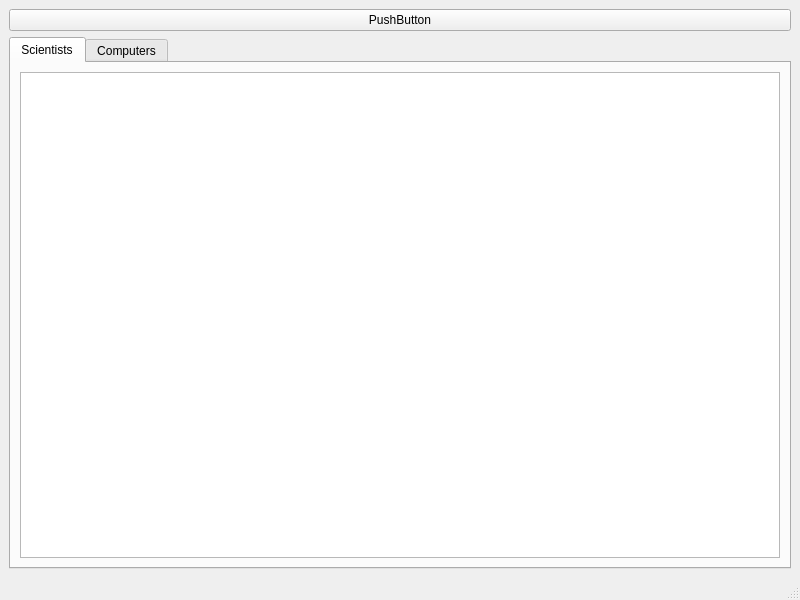
Old version of the form src/ui/mainwindow.ui in the repository TheFightingMongeese/Vika3.
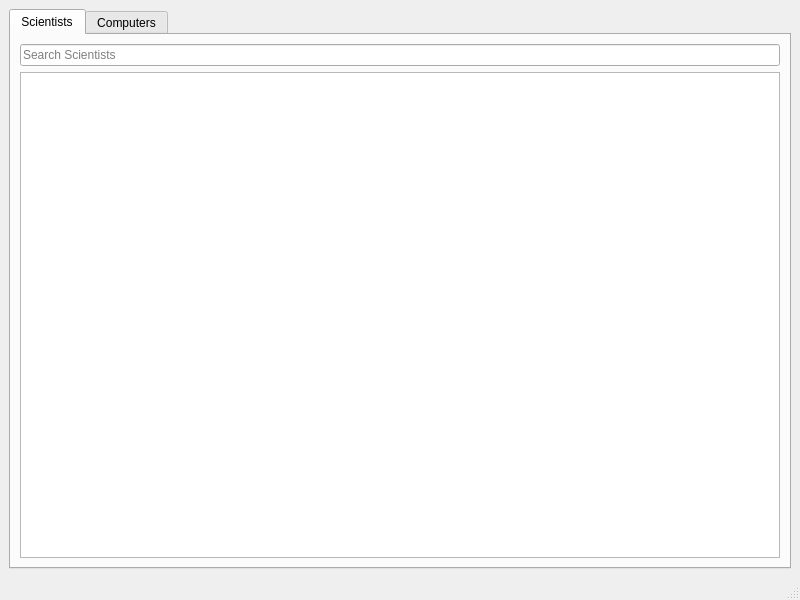
New version of the form.

Patch:
```diff
--- a/src/ui/mainwindow.ui
+++ b/src/ui/mainwindow.ui
@@ -15,13 +15,6 @@
   </property>
   <widget class="QWidget" name="centralwidget">
    <layout class="QVBoxLayout" name="verticalLayout">
-    <item>
-     <widget class="QPushButton" name="pushButton">
-      <property name="text">
-       <string>PushButton</string>
-      </property>
-     </widget>
-    </item>
     <item>
      <widget class="QTabWidget" name="Tabs">
       <property name="currentIndex">
@@ -32,6 +25,25 @@
         <string>Scientists</string>
        </attribute>
        <layout class="QVBoxLayout" name="verticalLayout_2">
+        <item>
+         <widget class="QLineEdit" name="SearchScientist">
+          <property name="autoFillBackground">
+           <bool>false</bool>
+          </property>
+          <property name="inputMask">
+           <string/>
+          </property>
+          <property name="text">
+           <string/>
+          </property>
+          <property name="placeholderText">
+           <string>Search Scientists</string>
+          </property>
+         </widget>
+        </item>
+        <item>
+         <layout class="QFormLayout" name="formLayout"/>
+        </item>
         <item>
          <widget class="QTableWidget" name="tableWidgetScientists">
           <property name="sortingEnabled">
```
Left out of the diff: 9 changed lines with no effect on the pictures.
